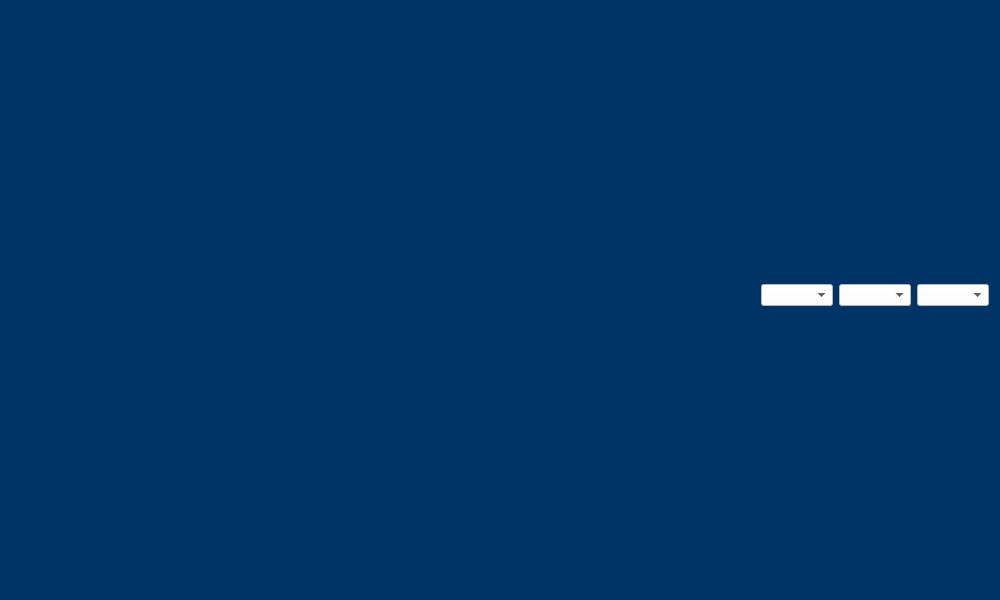
Old version of the form gui/definitions/ui/statistics_dialog.ui in the repository SilMon/NucDetect.
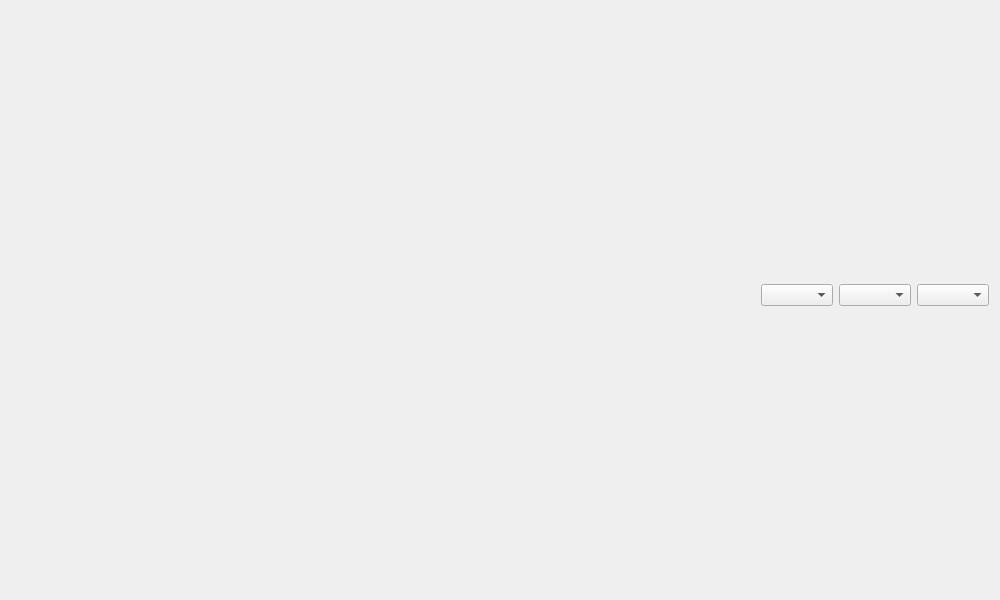
New version of the form.

Diff of the .ui file:
```diff
--- a/gui/definitions/ui/statistics_dialog.ui
+++ b/gui/definitions/ui/statistics_dialog.ui
@@ -20,85 +20,7 @@
    <string>Dialog</string>
   </property>
   <property name="styleSheet">
-   <string notr="true">QPushButton{
-	font-family: Font Awesome;
-	color: White;
-	background-color: rgba(22, 42, 75 , 255);
-	border: none;
-	font-size: 14px;
- 	text-align: center;
-     display: inline-block;
-	min-height: 25;
-	min-width: 40;
-	padding-left: 4px;
-	padding-right: 4px;
-}
-
-QPushButton:hover{
-	background-color:  rgba(15, 35, 68 , 255);
-}
-
-QPushButton:pressed{
-	background-color:  rgba(8, 28, 61 , 255);
-}
-
-QPushButton:disabled{
-	background-color:  rgba(40, 60, 100 , 255);
-}
-
-QLabel{
-	font-size: 12px;
-	color: White;
-	min-height: 30px;
-	max-height: 30px;
-}
-
-QDialog, QScrollArea, QWidget{
-	background-color: rgb(0, 51, 102);
-}
-
-QComboBox{
-	background-color:white;
-}
-
-QTabWidget::pane{
-	background-color:  rgba(32, 52, 85 , 255);
-	border-style: solid;
-  	border-width: 1px;
-}
-
-QTabWidget QTabBar::tab{
-	background-color:  rgba(32, 52, 85 , 255);
-	border-top: rgba(42, 62, 95 , 255);
-	border-left: rgba(42, 62, 95 , 255);
-	border-right: rgba(42, 62, 95 , 255);
-	border-bottom: rgba(32, 52, 85 , 255);
-	border-style: solid;
-  	border-width: 1px;
-	margin-right: 1px;
-	margin-leftt: 1px;
-	margin-top: 1px;
-	padding: 2px;
-	height: 25px; 
-	color: White;
-}
-
-QTabBar::tab:selected{
-	background-color:  rgba(39, 59, 89 , 255);
-}
-
-QTabBar::tab:!selected {
-	margin-top: 2px; 
-}
-
-QTabBar::tab:hover{
-	background-color: rgba(52, 72, 105 , 255);
-}
-
-QHLine, QVLine, Line{
-	background-color: #2fa7d4
-}
-</string>
+   <string notr="true"/>
   </property>
   <property name="sizeGripEnabled">
    <bool>false</bool>
```
